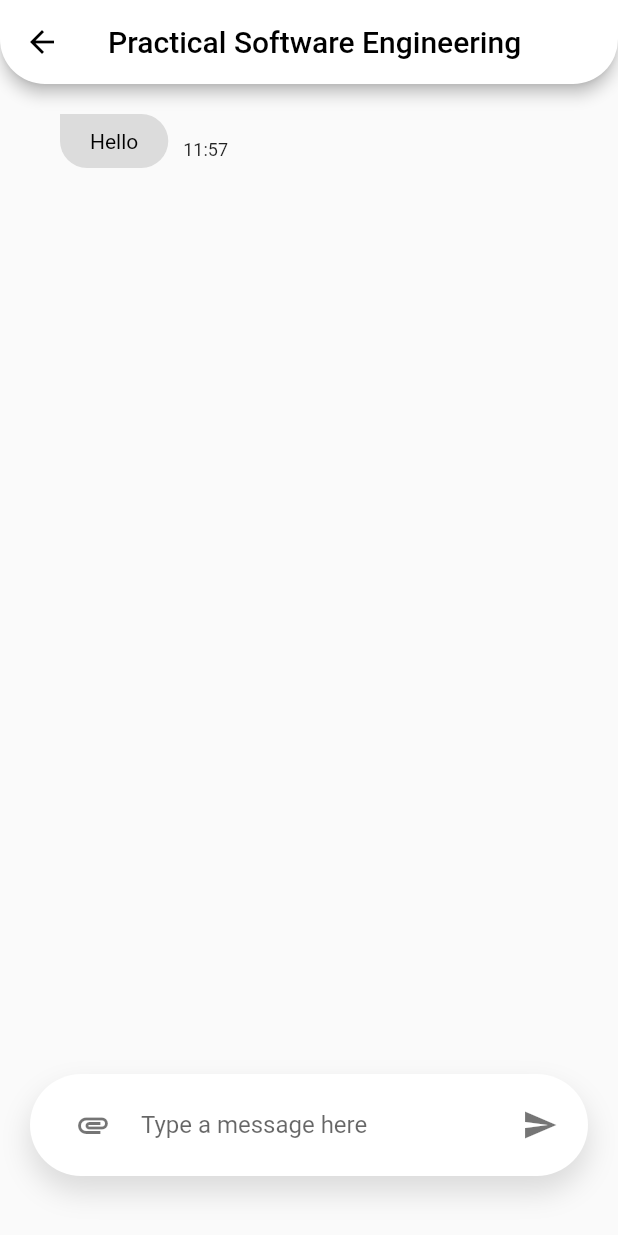
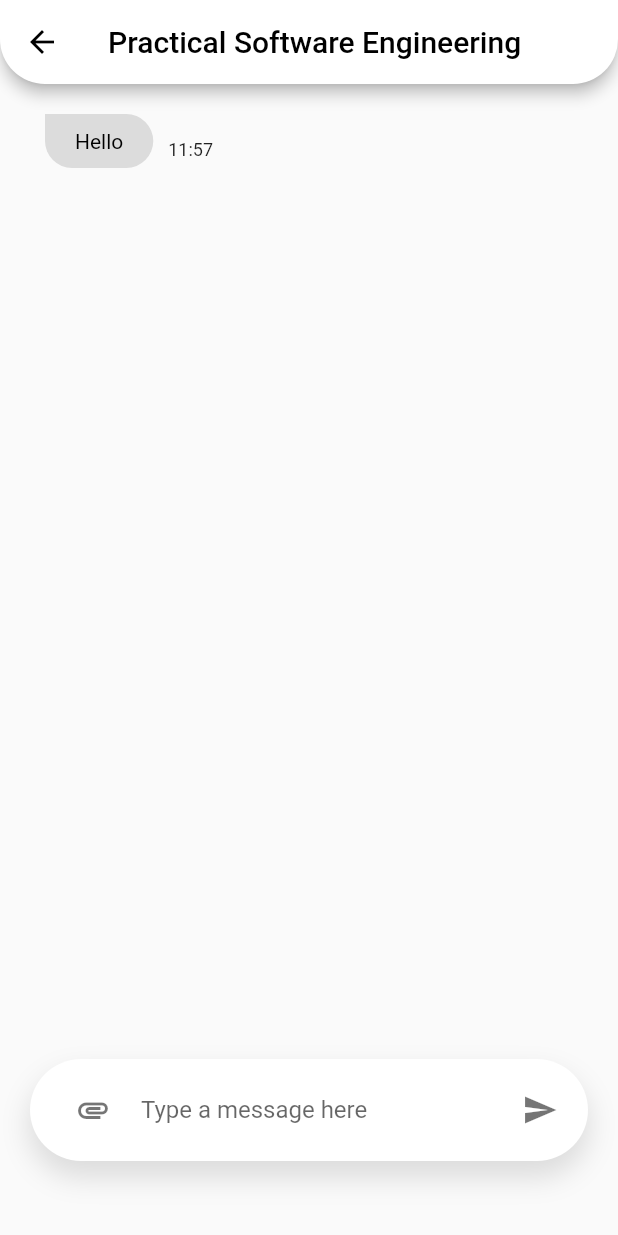
Before and after one commit to gapgag55/Guester, a Flutter app: the screen it shows after launch, on a phone screen of 412 x 824 dp. Run offline on Flutter 3.47's test engine with Material 2 defaults, Android fonts, the phone set to English and light mode, and no system bars.

Commit message:
feat: update style

```diff
--- a/lib/components/channel/submit/attachment.dart
+++ /dev/null
@@ -1,9 +0,0 @@
-import 'package:flutter/material.dart';
-
-class Attachment extends StatelessWidget {
-  @override
-  Widget build(BuildContext context) {
-    // TODO: implement build
-    return null;
-  }
-}
--- a/lib/containers/channel/submit.dart
+++ b/lib/containers/channel/submit.dart
@@ -10,7 +10,11 @@ class Submit extends StatefulWidget {
 class _SubmitState extends State<Submit> {
   @override
   Widget build(BuildContext context) {
-    return Container(
+    return Column(
+      children: <Widget>[
+        Container(
+          padding: EdgeInsets.only(left: 20, right: 20, bottom: 30),
+          child: Container(
             padding: EdgeInsets.only(top: 10, right: 20, bottom: 10, left: 20),
             margin: EdgeInsets.only(bottom: 20),
             decoration: new BoxDecoration(
@@ -30,7 +34,9 @@ class _SubmitState extends State<Submit> {
             child: Row(
               mainAxisAlignment: MainAxisAlignment.center,
               children: <Widget>[
-          Padding(
+                GestureDetector(
+                  onTap: () => {},
+                  child: Padding(
                     padding: EdgeInsets.only(left: 10, right: 20),
                     child: Icon(
                       Icons.attachment,
@@ -39,10 +45,12 @@ class _SubmitState extends State<Submit> {
                       semanticLabel: 'Text to announce in accessibility modes',
                     ),
                   ),
+                ),
                 new Flexible(
                   child: TextField(
                     decoration: InputDecoration(
-                  border: InputBorder.none, hintText: 'Type a message here'),
+                        border: InputBorder.none,
+                        hintText: 'Type a message here'),
                   ),
                 ),
                 Padding(
@@ -56,6 +64,76 @@ class _SubmitState extends State<Submit> {
                 ),
               ],
             ),
+          ),
+        ),
+        // Container(
+        //   height: 120,
+        //   decoration: BoxDecoration(
+        //       color: Colors.white,
+        //       borderRadius: BorderRadius.all(Radius.circular(30))),
+        //   child: Row(
+        //     mainAxisAlignment: MainAxisAlignment.center,
+        //     children: <Widget>[
+        //       Container(
+        //           padding: EdgeInsets.all(15),
+        //           margin: EdgeInsets.only(left: 10, right: 10),
+        //           decoration: BoxDecoration(
+        //             border: Border.all(
+        //                 width: 1,
+        //                 color: Colors
+        //                     .black12 //                   <--- border width here
+        //                 ),
+        //           ),
+        //           child: Icon(
+        //             Icons.insert_drive_file,
+        //             color: Colors.black,
+        //           )),
+        //       Container(
+        //           padding: EdgeInsets.all(15),
+        //           margin: EdgeInsets.only(left: 10, right: 10),
+        //           decoration: BoxDecoration(
+        //             border: Border.all(
+        //                 width: 1,
+        //                 color: Colors
+        //                     .black12 //                   <--- border width here
+        //                 ),
+        //           ),
+        //           child: Icon(
+        //             Icons.filter,
+        //             color: Colors.black,
+        //           )),
+        //       Container(
+        //           padding: EdgeInsets.all(15),
+        //           margin: EdgeInsets.only(left: 10, right: 10),
+        //           decoration: BoxDecoration(
+        //             border: Border.all(
+        //                 width: 1,
+        //                 color: Colors
+        //                     .black12 //                   <--- border width here
+        //                 ),
+        //           ),
+        //           child: Icon(
+        //             Icons.camera_alt,
+        //             color: Colors.black,
+        //           )),
+        //       Container(
+        //           padding: EdgeInsets.all(15),
+        //           margin: EdgeInsets.only(left: 10, right: 10),
+        //           decoration: BoxDecoration(
+        //             border: Border.all(
+        //                 width: 1,
+        //                 color: Colors
+        //                     .black12 //                   <--- border width here
+        //                 ),
+        //           ),
+        //           child: Icon(
+        //             Icons.mic_none,
+        //             color: Colors.black,
+        //           )),
+        //     ],
+        //   ),
+        // )
+      ],
     );
   }
 }
--- a/lib/containers/channel/threads.dart
+++ b/lib/containers/channel/threads.dart
@@ -12,11 +12,18 @@ class _ThreadsState extends State<Threads> {
   @override
   Widget build(BuildContext context) {
     return Expanded(
+        child: Container(
+      padding: EdgeInsets.only(
+        top: 20,
+        right: 10,
+        bottom: 10,
+        left: 10,
+      ),
       child: Column(
         children: <Widget>[
           Thread(type: 'text', text: 'Hello', date: '12:00'),
         ],
       ),
-    );
+    ));
   }
 }
--- a/lib/pages/channel.dart
+++ b/lib/pages/channel.dart
@@ -30,7 +30,6 @@ class _ChannelPageState extends State<ChannelPage> {
           ),
         ),
         body: Container(
-          padding: EdgeInsets.all(20),
           child: Column(
             crossAxisAlignment: CrossAxisAlignment.start,
             children: <Widget>[Threads(), Submit()],
```
Lines whose indentation alone changed are shown as unchanged.
